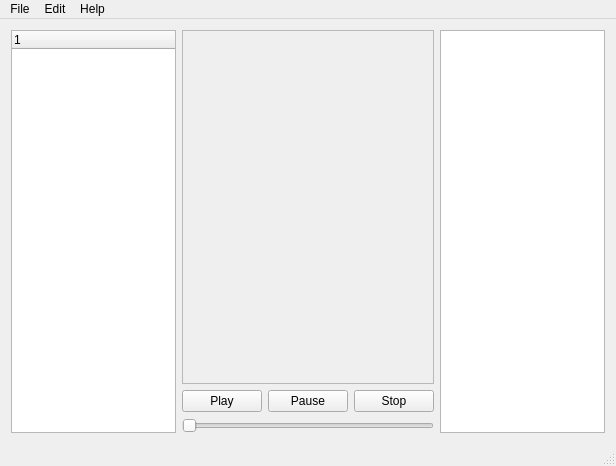
NFCSKL/NFC-ViAn, file ViAn/mainwindow.ui: the form before one commit.
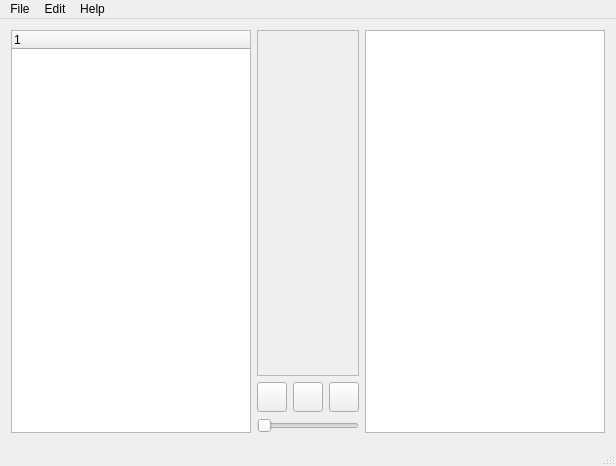
The form after the commit.

Commit message: Fixed button images, size and some resize issues

```diff
--- a/ViAn/mainwindow.ui
+++ b/ViAn/mainwindow.ui
@@ -79,25 +79,62 @@
           </property>
           <item>
            <widget class="QPushButton" name="playButton">
+            <property name="minimumSize">
+             <size>
+              <width>30</width>
+              <height>30</height>
+             </size>
+            </property>
             <property name="text">
-             <string>Play</string>
+             <string/>
             </property>
            </widget>
           </item>
           <item>
            <widget class="QPushButton" name="pauseButton">
+            <property name="minimumSize">
+             <size>
+              <width>30</width>
+              <height>30</height>
+             </size>
+            </property>
             <property name="text">
-             <string>Pause</string>
+             <string/>
             </property>
            </widget>
           </item>
           <item>
            <widget class="QPushButton" name="stopButton">
+            <property name="minimumSize">
+             <size>
+              <width>30</width>
+              <height>30</height>
+             </size>
+            </property>
+            <property name="baseSize">
+             <size>
+              <width>0</width>
+              <height>0</height>
+             </size>
+            </property>
             <property name="text">
-             <string>Stop</string>
+             <string/>
             </property>
            </widget>
           </item>
+          <item>
+           <spacer name="horizontalSpacer">
+            <property name="orientation">
+             <enum>Qt::Horizontal</enum>
+            </property>
+            <property name="sizeHint" stdset="0">
+             <size>
+              <width>40</width>
+              <height>20</height>
+             </size>
+            </property>
+           </spacer>
+          </item>
          </layout>
         </item>
         <item>
```
The commit also changes 7 other files.
